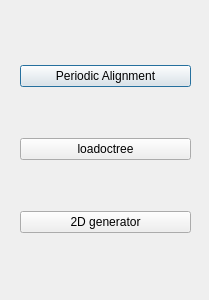
Randi-f/NekMeshUI, file addprocessmoduledialog.ui: the form before one commit.
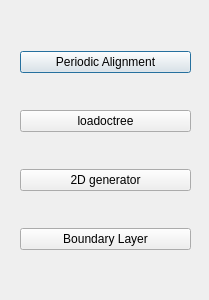
The form after the commit.

Commit message: feat: finish boundary layer option

```diff
--- a/addprocessmoduledialog.ui
+++ b/addprocessmoduledialog.ui
@@ -44,6 +44,13 @@
       </property>
      </widget>
     </item>
+    <item>
+     <widget class="QPushButton" name="btnBoundaryLayer">
+      <property name="text">
+       <string>Boundary Layer</string>
+      </property>
+     </widget>
+    </item>
    </layout>
   </widget>
  </widget>
```
The commit also changes 8 other files.
